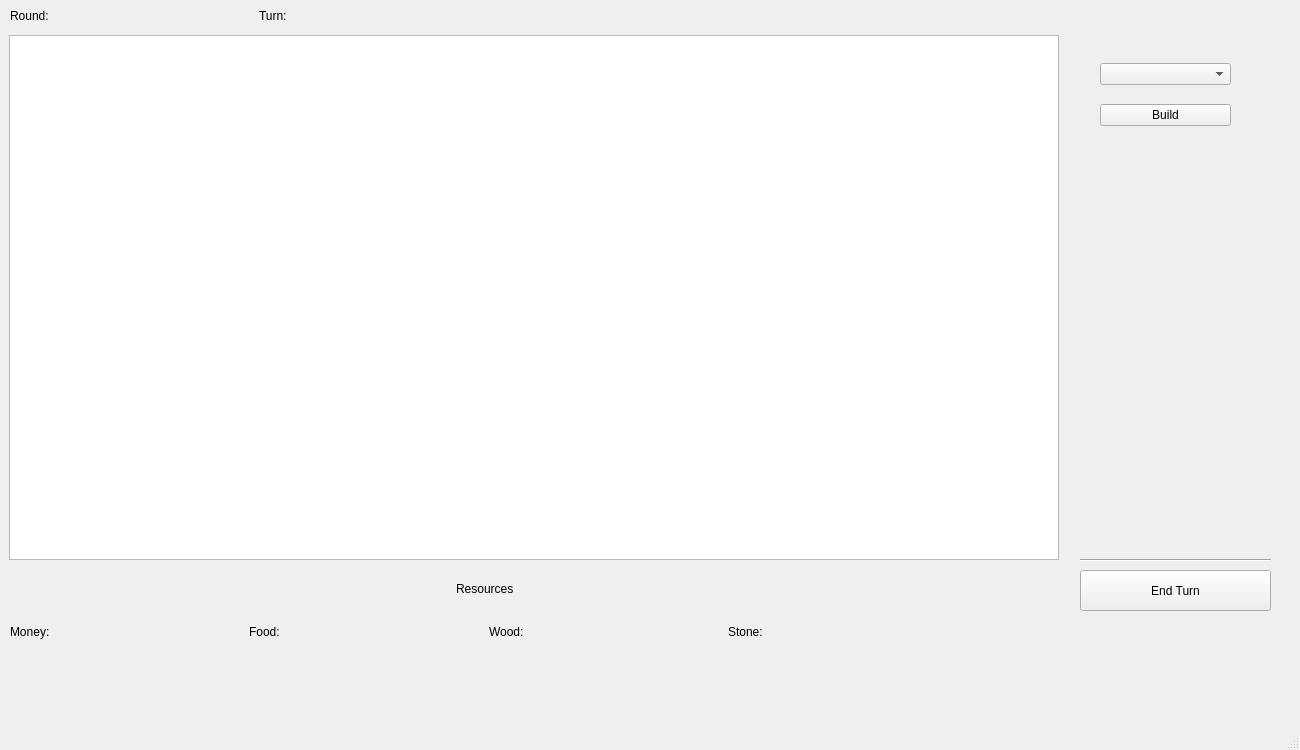
makipaa/School-Projects, file Game/UI/mapwindow.ui: the form before one commit.
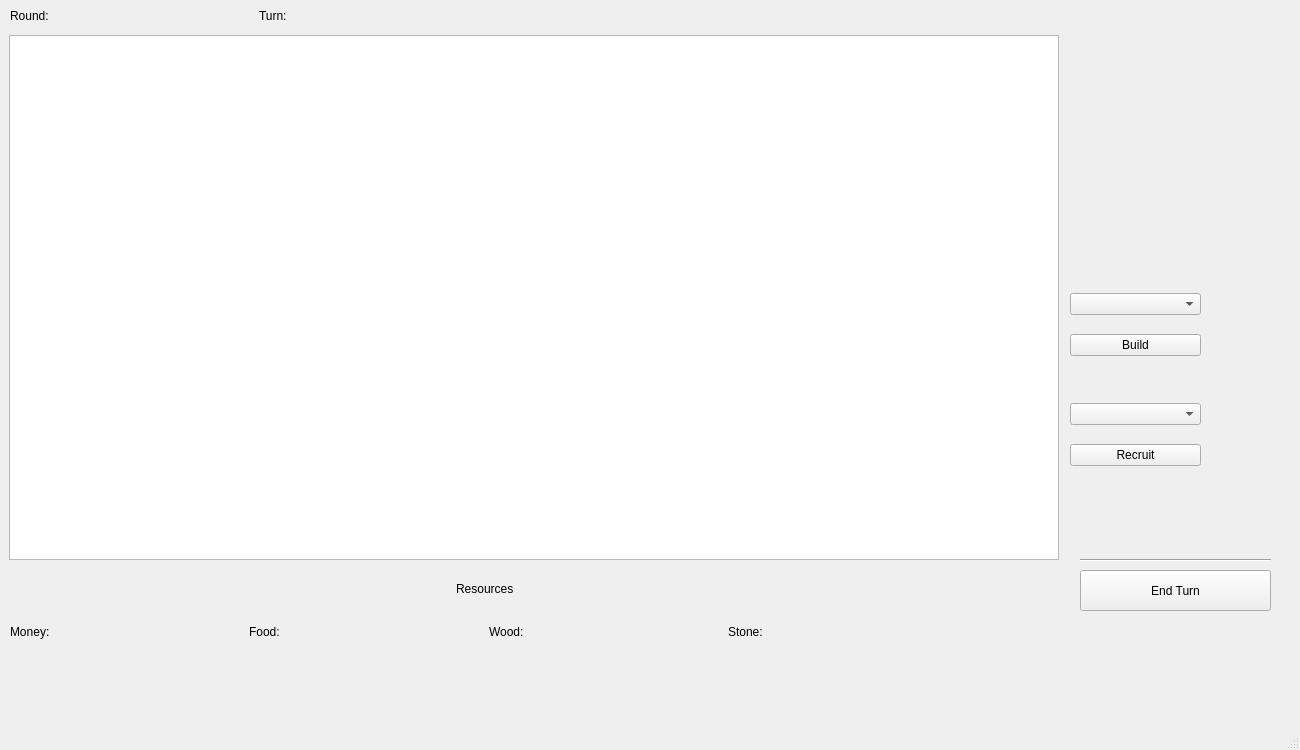
The form after the commit.

Diff of the .ui file:
```diff
--- a/Game/UI/mapwindow.ui
+++ b/Game/UI/mapwindow.ui
@@ -174,38 +174,60 @@
    <widget class="QWidget" name="gridLayoutWidget_2">
     <property name="geometry">
      <rect>
-      <x>1100</x>
-      <y>50</y>
+      <x>1070</x>
+      <y>280</y>
       <width>131</width>
       <height>91</height>
      </rect>
     </property>
     <layout class="QGridLayout" name="gridLayout_2">
-     <item row="0" column="0">
-      <widget class="QComboBox" name="buildingsComboBox"/>
-     </item>
-     <item row="1" column="0">
+     <item row="2" column="0">
       <widget class="QPushButton" name="buildPushButton">
        <property name="text">
         <string>Build</string>
        </property>
       </widget>
      </item>
+     <item row="1" column="0">
+      <widget class="QComboBox" name="buildingsComboBox"/>
+     </item>
     </layout>
    </widget>
    <widget class="QLabel" name="tileInfoLabel">
     <property name="geometry">
      <rect>
-      <x>1080</x>
-      <y>160</y>
+      <x>1070</x>
+      <y>40</y>
       <width>201</width>
-      <height>131</height>
+      <height>161</height>
      </rect>
     </property>
     <property name="text">
      <string/>
     </property>
    </widget>
+   <widget class="QWidget" name="verticalLayoutWidget">
+    <property name="geometry">
+     <rect>
+      <x>1070</x>
+      <y>390</y>
+      <width>131</width>
+      <height>91</height>
+     </rect>
+    </property>
+    <layout class="QVBoxLayout" name="verticalLayout">
+     <item>
+      <widget class="QComboBox" name="recruitsComboBox"/>
+     </item>
+     <item>
+      <widget class="QPushButton" name="recruitPushButton">
+       <property name="text">
+        <string>Recruit</string>
+       </property>
+      </widget>
+     </item>
+    </layout>
+   </widget>
   </widget>
   <widget class="QMenuBar" name="menubar">
    <property name="geometry">
```
